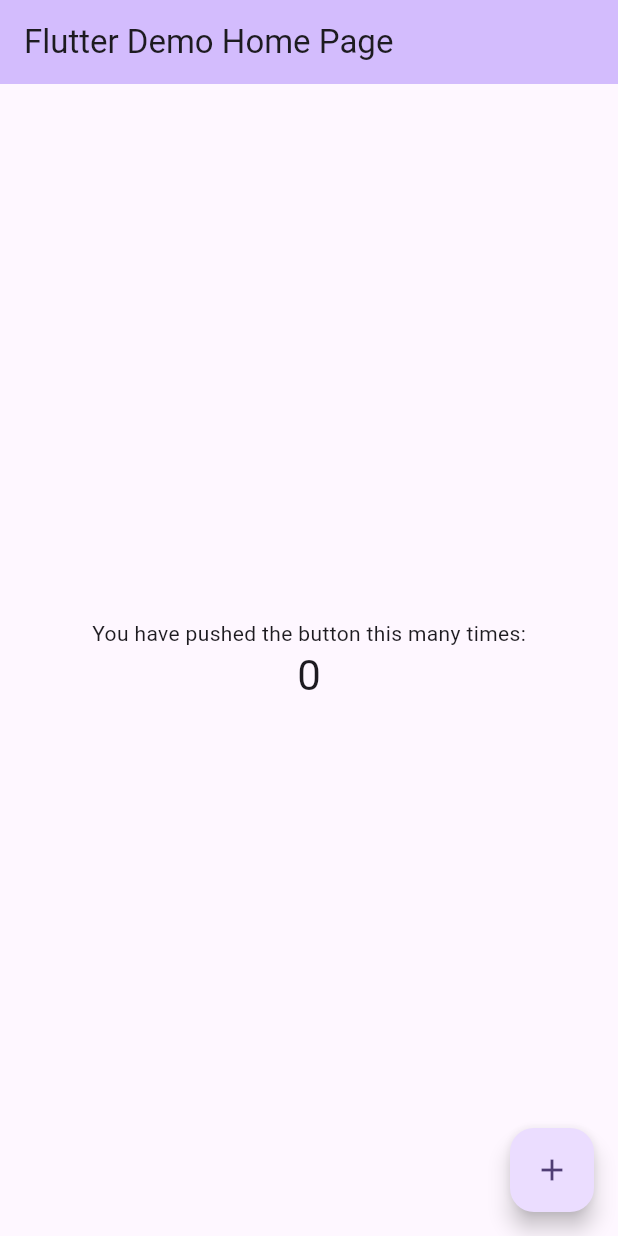
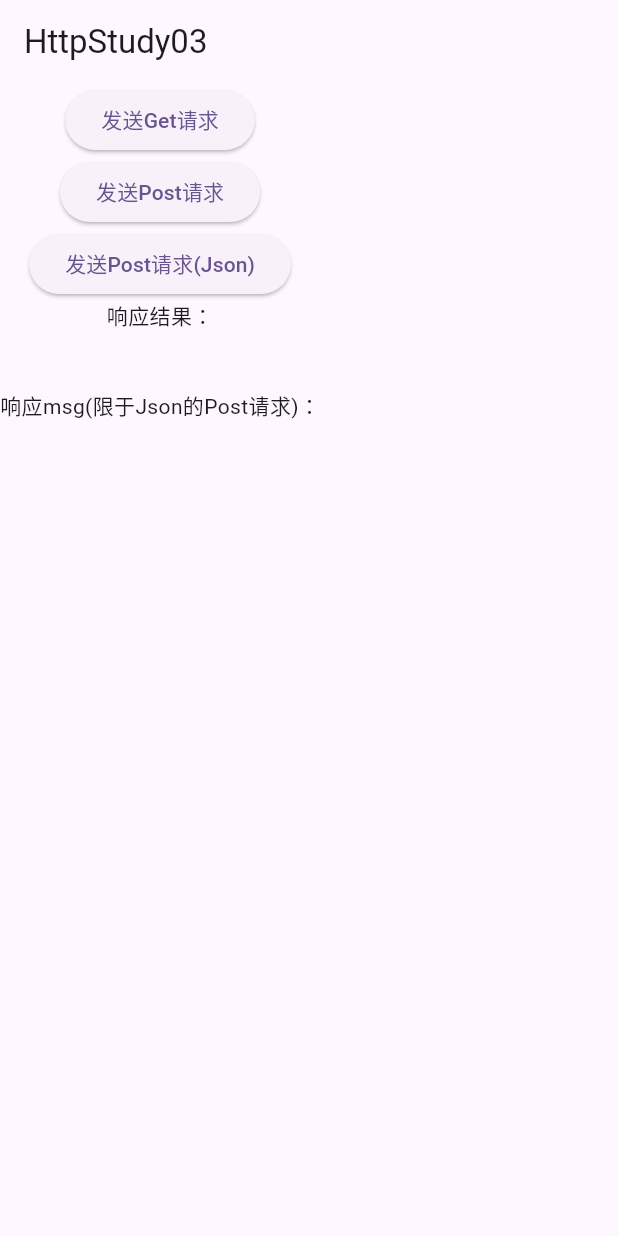
Before and after one commit to hahajiukanjian/Learn-Flutter, a Flutter app: the screen it shows after launch, on a phone screen of 412 x 824 dp. Run offline on Flutter 3.47's test engine with Material 3 defaults, Android fonts, the light colour scheme and no system bars.

Commit message:
#5 5-1-http的get和post尝试
Co-Authored-By: hahajiukanjian <142078818+hahajiukanjian@users.noreply.github.com>

```diff
--- /dev/null
+++ b/lib/http_study03.dart
@@ -0,0 +1,124 @@
+import 'dart:convert';
+
+import 'package:flutter/material.dart';
+import 'package:http/http.dart' as http;
+
+class HttpStudy03 extends StatefulWidget {
+  const HttpStudy03({super.key});
+
+  @override
+  State<StatefulWidget> createState() => HttpStudy03State();
+}
+
+class HttpStudy03State extends State<HttpStudy03> {
+  var resultShow01 = "";
+  var resultShow02 = "";
+
+  @override
+  Widget build(BuildContext context) {
+    return Scaffold(
+      appBar: AppBar(
+        title: const Text("HttpStudy03"),
+      ),
+      body: Column(
+        children: [
+          _doGetBtn(),
+          _doPostBtn(),
+          _doPostJsonBtn(),
+          Text("响应结果：\n$resultShow01\n"),
+          Text("响应msg(限于Json的Post请求)：\n$resultShow02\n"),
+        ],
+      ),
+    );
+  }
+
+  _doGetBtn() {
+    return ElevatedButton(
+      onPressed: _doGet,
+      child: const Text("发送Get请求"),
+    );
+  }
+
+  _doPostBtn() {
+    return ElevatedButton(
+      onPressed: _doPost,
+      child: const Text("发送Post请求"),
+    );
+  }
+
+  _doPostJsonBtn() {
+    return ElevatedButton(
+      onPressed: _doPostJson,
+      child: const Text("发送Post请求(Json)"),
+    );
+  }
+
+  _doGet() async {
+    var url =
+        Uri.parse('https://api.geekailab.com/uapi/test/test?requestPrams=11');
+    var response = await http.get(url);
+
+    if (response.statusCode == 200) {
+      setState(() {
+        resultShow01 = response.body;
+      });
+    } else {
+      setState(() {
+        resultShow01 =
+            "Get请求失败\n状态码: ${response.statusCode}\n响应体: ${response.body}";
+      });
+    }
+  }
+
+  _doPost() async {
+    var url = Uri.parse('https://api.geekailab.com/uapi/test/test');
+    var params = {"requestPrams": "doPost"};
+    var response = await http.post(
+      url,
+      body: params,
+    );
+
+    if (response.statusCode == 200) {
+      setState(() {
+        resultShow01 = response.body;
+      });
+    } else {
+      setState(() {
+        resultShow01 =
+            "请求失败：code: ${response.statusCode}，body:${response.body}";
+      });
+    }
+  }
+
+  _doPostJson() async {
+    var uri = Uri.parse('https://api.geekailab.com/uapi/test/testJson');
+    var params = {"requestPrams": "doPost"};
+    var response = await http.post(
+      uri,
+      body: jsonEncode(params),
+      headers: {
+        "content-type": "application/json",
+      },
+    );
+
+    if (response.statusCode == 200) {
+      setState(() {
+        resultShow01 = response.body;
+      });
+      var map = jsonDecode(response.body);
+      setState(() {
+        resultShow02 = map['msg'];
+      });
+    } else {
+      setState(() {
+        resultShow01 =
+            "请求失败：code: ${response.statusCode}，body:${response.body}";
+      });
+    }
+  }
+}
+
+    // var uri = Uri.parse('https://api.geekailab.com/uapi/test/test');
+    // var uri = Uri.parse('https://api.geekailab.com/uapi/test/testJson');
+    // var uri =
+    //     Uri.parse('https://api.geekailab.com/uapi/test/test?requestPrams=11');
--- a/lib/main.dart
+++ b/lib/main.dart
@@ -1,4 +1,5 @@
 import 'package:flutter/material.dart';
+import 'package:started_flutter/http_study03.dart';
 
 void main() {
   runApp(const MyApp());
@@ -30,40 +31,8 @@ class MyHomePage extends StatefulWidget {
 }
 
 class _MyHomePageState extends State<MyHomePage> {
-  int _counter = 0;
-
-  void _incrementCounter() {
-    setState(() {
-      _counter++;
-    });
-  }
-
   @override
   Widget build(BuildContext context) {
-    return Scaffold(
-      appBar: AppBar(
-        backgroundColor: Theme.of(context).colorScheme.inversePrimary,
-        title: Text(widget.title),
-      ),
-      body: Center(
-        child: Column(
-          mainAxisAlignment: MainAxisAlignment.center,
-          children: <Widget>[
-            const Text(
-              'You have pushed the button this many times:',
-            ),
-            Text(
-              '$_counter',
-              style: Theme.of(context).textTheme.headlineMedium,
-            ),
-          ],
-        ),
-      ),
-      floatingActionButton: FloatingActionButton(
-        onPressed: _incrementCounter,
-        tooltip: 'Increment',
-        child: const Icon(Icons.add),
-      ),
-    );
+    return const HttpStudy03();
   }
 }
--- a/pubspec.yaml
+++ b/pubspec.yaml
@@ -13,6 +13,7 @@ dependencies:
   flutter:
     sdk: flutter
   cupertino_icons: ^1.0.8
+  http: ^1.2.2
 
 dev_dependencies:
   flutter_test:
```
Also changed, not shown: lib/http_study.dart (added, +113 -0 lines), lib/http_study01.dart (added, +52 -0 lines), lib/http_study02.dart (added, +52 -0 lines), pubspec.lock.
